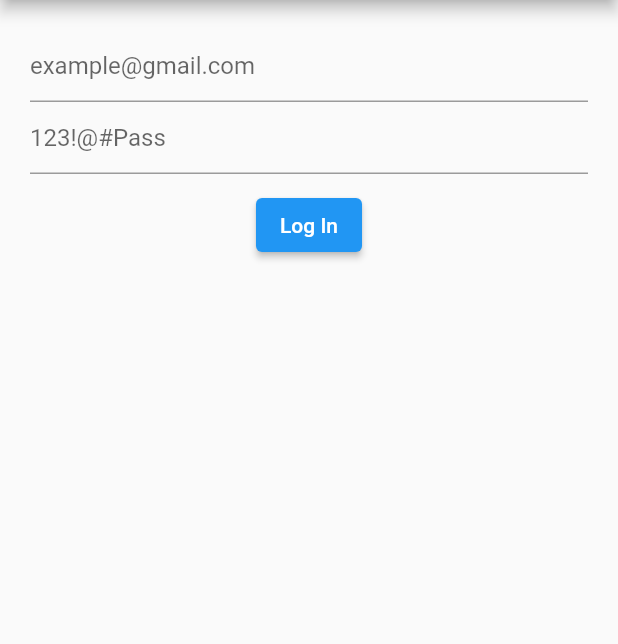
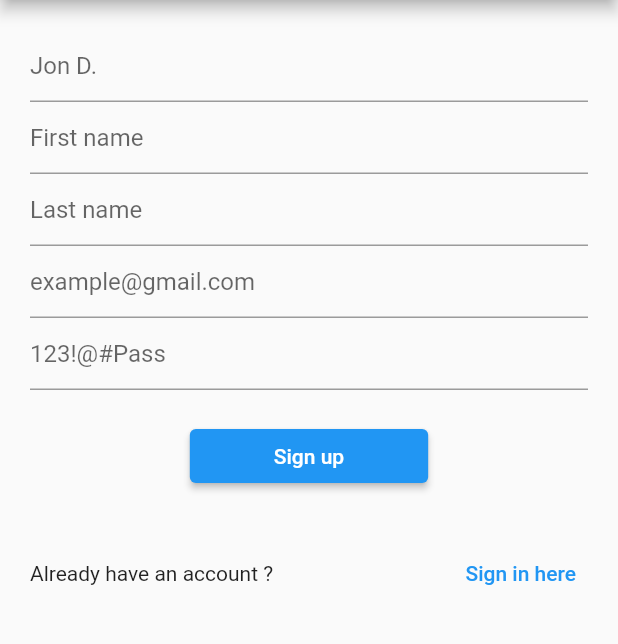
Before and after one commit to mobasaradev/catalog, a Flutter app: the screen it shows after launch, on a phone screen of 412 x 824 dp, the part 84-728 px from its top. Run offline on Flutter 3.47's test engine with Material 2 defaults, Android fonts, the phone set to English and light mode, and no system bars.

Commit message:
create signup form and validition

```diff
--- a/lib/main.dart
+++ b/lib/main.dart
@@ -1,3 +1,4 @@
+import 'package:catalog/pages/signup.dart';
 import 'package:flutter/material.dart';
 
 void main() {
@@ -15,70 +16,7 @@ class MyApp extends StatelessWidget {
       theme: ThemeData(
         primarySwatch: Colors.blue,
       ),
-      home: FormPage(),
+      home: SignUp(),
     );
   }
 }
-
-class FormPage extends StatelessWidget {
-  FormPage({super.key});
-
-  final _formKey = GlobalKey<FormState>();
-
-  @override
-  Widget build(BuildContext context) {
-    return Scaffold(
-      appBar: AppBar(
-        title: const Text("Catalog"),
-      ),
-      body: Padding(
-        padding: const EdgeInsets.all(20.0),
-        child: Form(
-          key: _formKey,
-          child: Column(
-            children: [
-              TextFormField(
-                decoration: const InputDecoration(
-                  hintText: "example@gmail.com",
-                ),
-                validator: (email) {
-                  if (email!.isEmpty) {
-                    return "Enter your email";
-                  }
-                  return null;
-                },
-              ),
-              TextFormField(
-                decoration: const InputDecoration(
-                  hintText: "123!@#Pass",
-                ),
-                validator: (pass) {
-                  if (pass!.isEmpty) {
-                    return "Enter your Password";
-                  }
-                  return null;
-                },
-              ),
-              const SizedBox(
-                height: 10,
-              ),
-              ElevatedButton(
-                onPressed: () {
-                  if (_formKey.currentState!.validate()) {
-                    ScaffoldMessenger.of(context).showSnackBar(
-                      const SnackBar(
-                        content: Text('Processing Data'),
-                        backgroundColor: Colors.blueAccent,
-                      ),
-                    );
-                  }
-                },
-                child: const Text("Log In"),
-              ),
-            ],
-          ),
-        ),
-      ),
-    );
-  }
-}
--- /dev/null
+++ b/lib/pages/signup.dart
@@ -0,0 +1,117 @@
+import 'package:flutter/material.dart';
+
+class SignUp extends StatelessWidget {
+  SignUp({super.key});
+
+  final _formKey = GlobalKey<FormState>();
+
+  @override
+  Widget build(BuildContext context) {
+    return Scaffold(
+      appBar: AppBar(
+        title: const Text("Catalog"),
+      ),
+      body: Padding(
+        padding: const EdgeInsets.all(20.0),
+        child: Form(
+          key: _formKey,
+          child: Column(
+            children: [
+              TextFormField(
+                decoration: const InputDecoration(
+                  hintText: "Jon D.",
+                ),
+                validator: (user) {
+                  if (user!.isEmpty) {
+                    return "Username is empty";
+                  }
+                  return null;
+                },
+              ),
+              TextFormField(
+                decoration: const InputDecoration(
+                  hintText: "First name",
+                ),
+                validator: (fname) {
+                  if (fname!.isEmpty) {
+                    return "This field is empty";
+                  }
+                  return null;
+                },
+              ),
+              TextFormField(
+                decoration: const InputDecoration(
+                  hintText: "Last name",
+                ),
+                validator: (lname) {
+                  if (lname!.isEmpty) {
+                    return "last name is required";
+                  }
+                  return null;
+                },
+              ),
+              TextFormField(
+                decoration: const InputDecoration(
+                  hintText: "example@gmail.com",
+                ),
+                validator: (email) {
+                  if (email!.isEmpty) {
+                    return "Enter your email";
+                  }
+                  return null;
+                },
+              ),
+              TextFormField(
+                decoration: const InputDecoration(
+                  hintText: "123!@#Pass",
+                ),
+                validator: (pass) {
+                  if (pass!.isEmpty) {
+                    return "Enter your Password";
+                  }
+                  return null;
+                },
+              ),
+              const SizedBox(
+                height: 20,
+              ),
+              ElevatedButton(
+                onPressed: () {
+                  if (_formKey.currentState!.validate()) {
+                    ScaffoldMessenger.of(context).showSnackBar(
+                      const SnackBar(
+                        content: Text('Processing Data'),
+                        backgroundColor: Colors.blueAccent,
+                      ),
+                    );
+                  }
+                },
+                child: const Padding(
+                  padding: EdgeInsets.symmetric(vertical: 10, horizontal: 40),
+                  child: Text("Sign up"),
+                ),
+              ),
+              const SizedBox(
+                height: 30,
+              ),
+              Row(
+                mainAxisAlignment: MainAxisAlignment.spaceBetween,
+                children: [
+                  const Text("Already have an account ?"),
+                  TextButton(
+                      onPressed: () {
+                        Navigator.pushAndRemoveUntil(
+                            context,
+                            MaterialPageRoute(builder: (context) => SignUp()),
+                            (route) => false);
+                      },
+                      child: const Text("Sign in here")),
+                ],
+              )
+            ],
+          ),
+        ),
+      ),
+    );
+  }
+}
```
Also changed, not shown: lib/pages/login.dart (added, +64 -0 lines).
